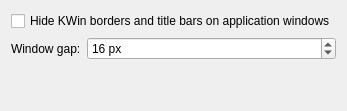
Old version of the form packaging/kwin-script/contents/ui/config.ui in the repository kontonkara/driftile.
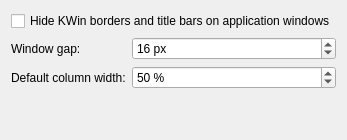
New version of the form.

Commit message: feat(config): add configurable default column width

What changed in the file:
```diff
--- a/packaging/kwin-script/contents/ui/config.ui
+++ b/packaging/kwin-script/contents/ui/config.ui
@@ -35,6 +35,32 @@
        </property>
       </widget>
      </item>
+     <item row="1" column="0">
+      <widget class="QLabel" name="defaultColumnWidthLabel">
+       <property name="text">
+        <string>Default column width:</string>
+       </property>
+       <property name="buddy">
+        <cstring>kcfg_DefaultColumnWidthPercent</cstring>
+       </property>
+      </widget>
+     </item>
+     <item row="1" column="1">
+      <widget class="QSpinBox" name="kcfg_DefaultColumnWidthPercent">
+       <property name="suffix">
+        <string> %</string>
+       </property>
+       <property name="minimum">
+        <number>10</number>
+       </property>
+       <property name="maximum">
+        <number>100</number>
+       </property>
+       <property name="value">
+        <number>50</number>
+       </property>
+      </widget>
+     </item>
     </layout>
    </item>
    <item>
```
The commit also changes 4 other files.
